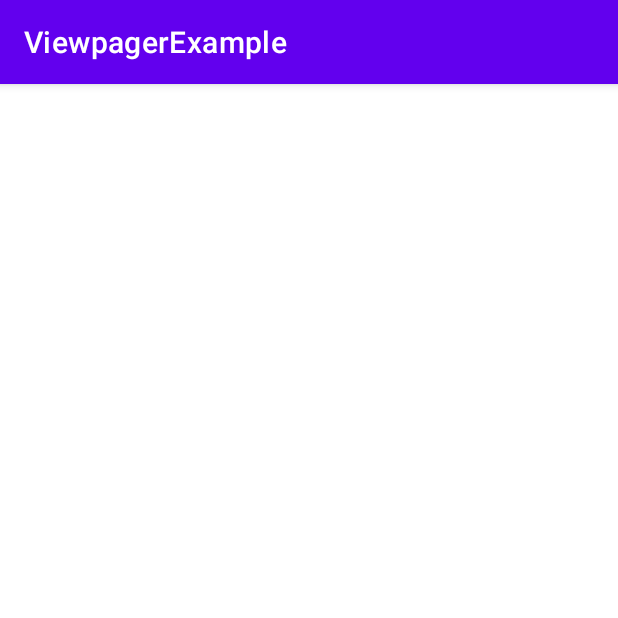
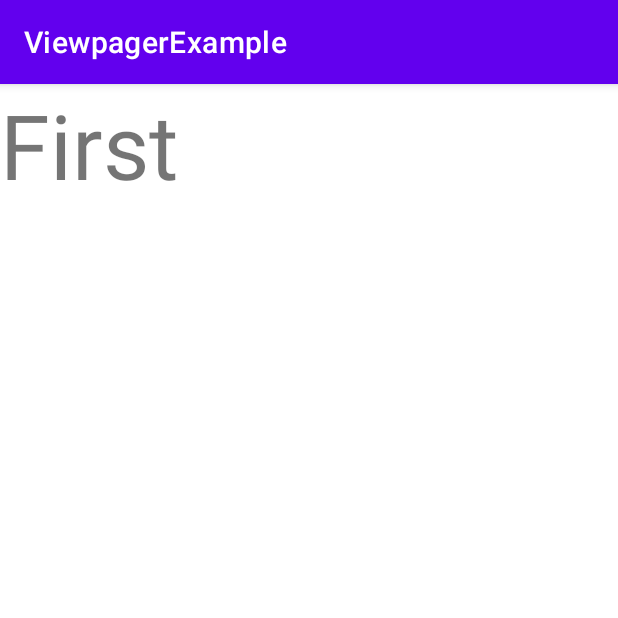
Before and after one commit to menesdurak/Viewpager2Example, an Android app: the screen it shows after launch (MainActivity), on a phone screen of 412 x 824 dp, the top half of it. Run offline under Robolectric (Android 15) with nearby library versions, the phone set to English and light mode, and no system bars.

Commit message:
Navigation created

```diff
--- a/app/src/main/res/layout/activity_main.xml
+++ b/app/src/main/res/layout/activity_main.xml
@@ -1,20 +1,22 @@
 <?xml version="1.0" encoding="utf-8"?>
-<LinearLayout xmlns:android="http://schemas.android.com/apk/res/android"
+<androidx.constraintlayout.widget.ConstraintLayout xmlns:android="http://schemas.android.com/apk/res/android"
     xmlns:app="http://schemas.android.com/apk/res-auto"
     xmlns:tools="http://schemas.android.com/tools"
     android:layout_width="match_parent"
     android:layout_height="match_parent"
-    tools:context=".MainActivity"
-    android:orientation="vertical">
+    tools:context=".MainActivity">
 
-    <com.google.android.material.tabs.TabLayout
-        android:id="@+id/tabLayout"
-        android:layout_width="match_parent"
-        android:layout_height="wrap_content"/>
+    <androidx.fragment.app.FragmentContainerView
+        android:id="@+id/nav_host_fragment"
+        android:name="androidx.navigation.fragment.NavHostFragment"
+        android:layout_width="0dp"
+        android:layout_height="0dp"
+        app:layout_constraintLeft_toLeftOf="parent"
+        app:layout_constraintRight_toRightOf="parent"
+        app:layout_constraintTop_toTopOf="parent"
+        app:layout_constraintBottom_toBottomOf="parent"
 
-    <androidx.viewpager2.widget.ViewPager2
-        android:id="@+id/viewPager2"
-        android:layout_width="match_parent"
-        android:layout_height="match_parent"/>
+        app:defaultNavHost="true"
+        app:navGraph="@navigation/nav_graph" />
 
-</LinearLayout>
+</androidx.constraintlayout.widget.ConstraintLayout>
--- a/app/src/main/res/layout/fragment_first.xml
+++ b/app/src/main/res/layout/fragment_first.xml
@@ -5,10 +5,10 @@
     android:layout_height="match_parent"
     tools:context=".fragments.FirstFragment">
 
-    <!-- TODO: Update blank fragment layout -->
     <TextView
         android:layout_width="match_parent"
         android:layout_height="match_parent"
-        android:text="@string/hello_blank_fragment" />
+        android:text="First"
+        android:textSize="60sp"/>
 
 </FrameLayout>
--- a/app/src/main/res/layout/fragment_second.xml
+++ b/app/src/main/res/layout/fragment_second.xml
@@ -5,10 +5,10 @@
     android:layout_height="match_parent"
     tools:context=".fragments.SecondFragment">
 
-    <!-- TODO: Update blank fragment layout -->
     <TextView
         android:layout_width="match_parent"
         android:layout_height="match_parent"
-        android:text="@string/hello_blank_fragment" />
+        android:text="Second"
+        android:textSize="60sp"/>
 
 </FrameLayout>
--- /dev/null
+++ b/app/src/main/res/navigation/nav_graph.xml
@@ -0,0 +1,18 @@
+<?xml version="1.0" encoding="utf-8"?>
+<navigation xmlns:android="http://schemas.android.com/apk/res/android"
+    xmlns:app="http://schemas.android.com/apk/res-auto"
+    xmlns:tools="http://schemas.android.com/tools"
+    android:id="@+id/nav_graph"
+    app:startDestination="@id/firstFragment">
+
+    <fragment
+        android:id="@+id/firstFragment"
+        android:name="com.menesdurak.viewpagerexample.fragments.FirstFragment"
+        android:label="fragment_first"
+        tools:layout="@layout/fragment_first" />
+    <fragment
+        android:id="@+id/secondFragment"
+        android:name="com.menesdurak.viewpagerexample.fragments.SecondFragment"
+        android:label="fragment_second"
+        tools:layout="@layout/fragment_second" />
+</navigation>
```
